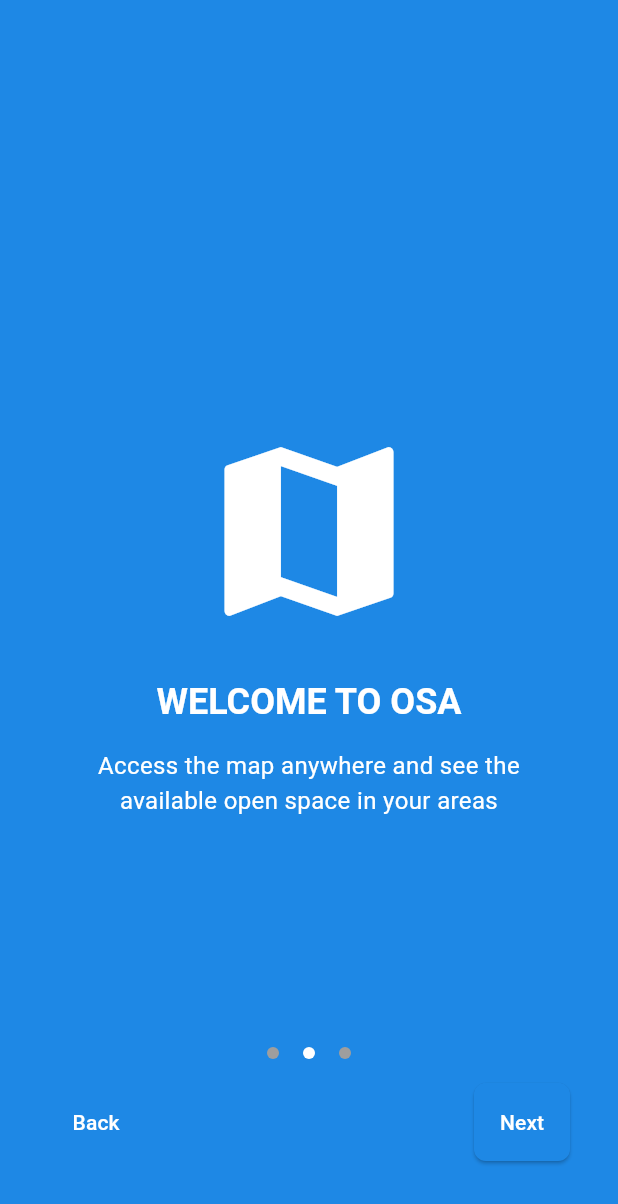
After one commit to RahimHamisi/openspace_app, a Flutter app: the screen it shows after launch, on a phone screen of 412 x 824 dp. The commit adds this screen. Shown: the top 1204 px of the screen. Run offline on Flutter 3.47's test engine with Material 3 defaults, Android fonts, the phone set to English and light mode, and no system bars; drawn by our look-alikes of smooth_page_indicator; our stand-ins replace flutter_map, flutter_typeahead, latlong2, location.

Commit message:
adding other screens for openspace_application

```diff
--- a/openspace_application/analysis_options.yaml
+++ b/openspace_application/analysis_options.yaml
@@ -7,6 +7,9 @@
 
 # The following line activates a set of recommended lints for Flutter apps,
 # packages, and plugins designed to encourage good coding practices.
+analyzer:
+  errors:
+    depend_on_referenced_packages: ignore
 include: package:flutter_lints/flutter.yaml
 
 linter:
--- a/openspace_application/lib/main.dart
+++ b/openspace_application/lib/main.dart
@@ -1,23 +1,26 @@
 import 'package:flutter/material.dart';
+import 'screens/intro_slider_screen.dart';
 import 'screens/map_screen.dart';
+import 'utils/theme.dart';
 
 void main() {
-
-
   runApp(const MyApp());
 }
 
 class MyApp extends StatelessWidget {
   const MyApp({super.key});
 
-  // This widget is the root of your application.
   @override
   Widget build(BuildContext context) {
     return MaterialApp(
       debugShowCheckedModeBanner: false,
       title: 'Smart GIS App',
-      theme: ThemeData(primarySwatch: Colors.blue),
-      home: MapScreen(),
+      theme: AppTheme.lightTheme,
+      initialRoute: '/',
+      routes: {
+        '/': (context) => const IntroSliderScreen(),
+        '/map': (context) => const MapScreen(),
+      },
     );
   }
 }
--- /dev/null
+++ b/openspace_application/lib/screens/intro_slider_screen.dart
@@ -0,0 +1,152 @@
+import 'package:flutter/material.dart';
+import 'package:smooth_page_indicator/smooth_page_indicator.dart';
+
+import '../utils/constants.dart';
+import 'onboarding_screen.dart';
+import 'sign_up.dart';
+import 'splash_screen.dart';
+import 'user_type.dart';
+
+class IntroSliderScreen extends StatefulWidget {
+  const IntroSliderScreen({super.key});
+
+  @override
+  State<IntroSliderScreen> createState() => _IntroSliderScreenState();
+}
+
+class _IntroSliderScreenState extends State<IntroSliderScreen> {
+  final PageController _pageController = PageController();
+  int _currentPage = 0;
+
+  @override
+  void initState() {
+    super.initState();
+    // Auto-advance from SplashScreen after 3 seconds
+    if (_currentPage == 0) {
+      Future.delayed(const Duration(seconds: 3), () {
+        if (mounted && _currentPage == 0) {
+          _nextPage();
+        }
+      });
+    }
+  }
+
+  @override
+  void dispose() {
+    _pageController.dispose();
+    super.dispose();
+  }
+
+  void _onPageChanged(int page) {
+    setState(() {
+      _currentPage = page;
+    });
+  }
+
+  void _nextPage() {
+    if (_currentPage < 2) {
+      _pageController.nextPage(
+        duration: const Duration(milliseconds: 300),
+        curve: Curves.easeInOut,
+      );
+    }
+  }
+
+  void _previousPage() {
+    if (_currentPage > 0) {
+      _pageController.previousPage(
+        duration: const Duration(milliseconds: 300),
+        curve: Curves.easeInOut,
+      );
+    }
+  }
+
+  void _onUserTypeSelected(String? userType) {
+    if (userType == 'Registered User') {
+      Navigator.pushReplacement(
+        context,
+        MaterialPageRoute(builder: (context) => const SignUpScreen()),
+      );
+    } else {
+      Navigator.pushReplacementNamed(context, '/map');
+    }
+  }
+
+  @override
+  Widget build(BuildContext context) {
+    return Scaffold(
+      body: Stack(
+        children: [
+          // PageView for sliding between screens
+          PageView(
+            controller: _pageController,
+            onPageChanged: _onPageChanged,
+            physics: const BouncingScrollPhysics(),
+            children: [
+              const SplashScreenContent(),
+              const OnboardingScreenContent(),
+              UserTypeScreenContent(onUserTypeSelected: _onUserTypeSelected),
+            ],
+          ),
+          // Page indicator and navigation buttons
+          Positioned(
+            bottom: 50,
+            left: 0,
+            right: 0,
+            child: Column(
+              children: [
+                // SmoothPageIndicator for showing current page
+                SmoothPageIndicator(
+                  controller: _pageController,
+                  count: 3,
+                  effect: const WormEffect(
+                    dotColor: AppConstants.grey,
+                    activeDotColor: AppConstants.white,
+                    dotHeight: 8,
+                    dotWidth: 8,
+                    spacing: 16,
+                    type: WormType.thin,
+                  ),
+                  onDotClicked: (index) {
+                    _pageController.animateToPage(
+                      index,
+                      duration: const Duration(milliseconds: 300),
+                      curve: Curves.easeInOut,
+                    );
+                  },
+                ),
+                const SizedBox(height: 16),
+                // Navigation buttons (Back and Next)
+                Padding(
+                  padding: const EdgeInsets.symmetric(horizontal: 32),
+                  child: Row(
+                    mainAxisAlignment: MainAxisAlignment.spaceBetween,
+                    children: [
+                      // Back button (hidden on the first page)
+                      _currentPage > 0
+                          ? TextButton(
+                              onPressed: _previousPage,
+                              child: const Text(
+                                'Back',
+                                style: TextStyle(color: AppConstants.white),
+                              ),
+                            )
+                          : const SizedBox(width: 60),
+                      // Next button (hidden on the last page)
+                      _currentPage < 2
+                          ? ElevatedButton(
+                              onPressed: _nextPage,
+                              child: const Text('Next'),
+                            )
+                          : const SizedBox(width: 60),
+                    ],
+                  ),
+                ),
+              ],
+            ),
+          ),
+        ],
+      ),
+    );
+  }
+}
--- /dev/null
+++ b/openspace_application/lib/screens/onboarding_screen.dart
@@ -0,0 +1,44 @@
+import 'package:flutter/material.dart';
+import '../utils/constants.dart';
+
+class OnboardingScreenContent extends StatelessWidget {
+  const OnboardingScreenContent({super.key});
+
+  @override
+  Widget build(BuildContext context) {
+    return Scaffold(
+      backgroundColor: AppConstants.primaryBlue,
+      body: SafeArea(
+        child: Column(
+          mainAxisAlignment: MainAxisAlignment.center,
+          children: [
+            const Spacer(),
+            const Icon(
+              Icons.map,
+              size: 150,
+              color: AppConstants.white,
+            ),
+            const SizedBox(height: 24),
+            Text(
+              'WELCOME TO OSA',
+              style: Theme.of(context)
+                  .textTheme
+                  .headlineLarge
+                  ?.copyWith(color: AppConstants.white),
+            ),
+            const SizedBox(height: 16),
+            const Padding(
+              padding: EdgeInsets.symmetric(horizontal: 32),
+              child: Text(
+                'Access the map anywhere and see the available open space in your areas',
+                textAlign: TextAlign.center,
+                style: TextStyle(color: AppConstants.white, fontSize: 16),
+              ),
+            ),
+            const Spacer(),
+          ],
+        ),
+      ),
+    );
+  }
+}
--- a/openspace_application/lib/screens/user_details_screen.dart
+++ b/openspace_application/lib/screens/user_details_screen.dart
@@ -69,6 +69,7 @@ class _UserDetailsScreenState extends State<UserDetailsScreen> with SingleTicker
                           color: Colors.white,
                           child: Padding(
                             padding: const EdgeInsets.all(20),
+                            child: SingleChildScrollView( // Wrap Column in SingleChildScrollView
                               child: Column(
                                 crossAxisAlignment: CrossAxisAlignment.start,
                                 mainAxisSize: MainAxisSize.min,
@@ -161,6 +162,7 @@ class _UserDetailsScreenState extends State<UserDetailsScreen> with SingleTicker
                             ),
                           ),
                         ),
+                      ),
                     );
                   },
                 ),
--- /dev/null
+++ b/openspace_application/lib/utils/constants.dart
@@ -0,0 +1,9 @@
+import 'package:flutter/material.dart';
+
+class AppConstants {
+  static const Color primaryBlue = Color(0xFF1E88E5);
+  static const Color backgroundColor = Color(0xFFE0E0E0);
+  static const Color white = Colors.white;
+  static const Color grey = Colors.grey;
+  static const String appName = 'Open Space App';
+}
--- /dev/null
+++ b/openspace_application/lib/utils/theme.dart
@@ -0,0 +1,38 @@
+import 'package:flutter/material.dart';
+import 'constants.dart';
+
+class AppTheme {
+  static ThemeData get lightTheme {
+    return ThemeData(
+      primarySwatch: Colors.blue,
+      scaffoldBackgroundColor: AppConstants.white,
+      textTheme: const TextTheme(
+        headlineLarge: TextStyle(
+          fontSize: 24,
+          fontWeight: FontWeight.bold,
+          color: AppConstants.primaryBlue,
+        ),
+        bodyMedium: TextStyle(
+          fontSize: 16,
+          color: Colors.black87,
+        ),
+      ),
+      elevatedButtonTheme: ElevatedButtonThemeData(
+        style: ElevatedButton.styleFrom(
+          backgroundColor: AppConstants.primaryBlue,
+          foregroundColor: AppConstants.white,
+          padding: const EdgeInsets.symmetric(vertical: 16),
+          shape: RoundedRectangleBorder(
+            borderRadius: BorderRadius.circular(8),
+          ),
+        ),
+      ),
+      inputDecorationTheme: const InputDecorationTheme(
+        border: OutlineInputBorder(),
+        focusedBorder: OutlineInputBorder(
+          borderSide: BorderSide(color: AppConstants.primaryBlue),
+        ),
+      ),
+    );
+  }
+}
--- a/openspace_application/pubspec.yaml
+++ b/openspace_application/pubspec.yaml
@@ -40,6 +40,7 @@ dependencies:
   flutter_map: ^8.1.1
   flutter_typeahead: ^5.2.0
   flutter_map_tile_caching: ^10.1.1
+  smooth_page_indicator: ^1.2.1
 
 dev_dependencies:
   flutter_test:
@@ -51,6 +52,8 @@ dev_dependencies:
   # package. See that file for information about deactivating specific lint
   # rules and activating additional ones.
   flutter_lints: ^5.0.0
+
+
 
 # For information on the generic Dart part of this file, see the
 # following page: https://dart.dev/tools/pub/pubspec
```
Also changed, not shown: openspace_application/lib/screens/issue_details_screen.dart (+7 -5 lines), openspace_application/lib/screens/map_screen.dart (+82 -12 lines), openspace_application/lib/screens/sign_in.dart (added, +88 -0 lines), openspace_application/lib/screens/sign_up.dart (added, +84 -0 lines), openspace_application/lib/screens/splash_screen.dart (added, +33 -0 lines), openspace_application/lib/screens/user_type.dart (added, +55 -0 lines), openspace_application/pubspec.lock, 1 other file. Lines whose indentation alone changed are shown as unchanged.
